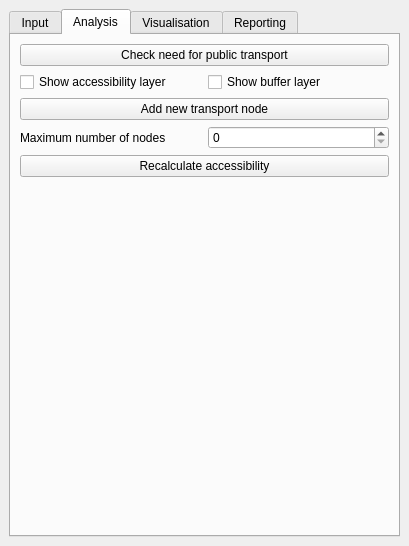
Before: the Qt Designer form SpatialDecision/spatial_decision_dockwidget_base.ui in Matthie456/Bon_DenDuijn, drawn with Qt 5.
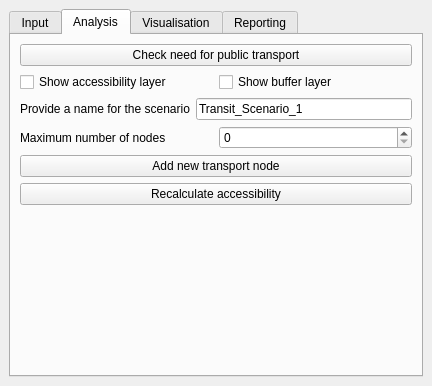
After: the same form once the commit is applied. The open tabs and pages were chosen to show the change.

Diff of the .ui file:
```diff
--- a/SpatialDecision/spatial_decision_dockwidget_base.ui
+++ b/SpatialDecision/spatial_decision_dockwidget_base.ui
@@ -6,16 +6,16 @@
    <rect>
     <x>0</x>
     <y>0</y>
-    <width>409</width>
-    <height>546</height>
+    <width>432</width>
+    <height>386</height>
    </rect>
   </property>
   <property name="windowTitle">
    <string>SDSS Template</string>
   </property>
   <widget class="QWidget" name="dockWidgetContents">
-   <layout class="QVBoxLayout" name="verticalLayout_5">
-    <item>
+   <layout class="QGridLayout" name="gridLayout">
+    <item row="0" column="0">
      <widget class="QTabWidget" name="sampleWidgets">
       <property name="currentIndex">
        <number>0</number>
@@ -132,8 +132,6 @@
        <attribute name="title">
         <string>Analysis</string>
        </attribute>
-       <layout class="QVBoxLayout" name="verticalLayout_4">
-        <item>
          <layout class="QVBoxLayout" name="verticalLayout_3">
           <item>
            <widget class="QPushButton" name="checkAccessibilityButton">
@@ -161,11 +159,22 @@
            </layout>
           </item>
           <item>
-           <widget class="QPushButton" name="addNodeButton">
+         <layout class="QHBoxLayout" name="horizontalLayout_3">
+          <item>
+           <widget class="QLabel" name="label">
             <property name="text">
-             <string>Add new transport node</string>
+             <string>Provide a name for the scenario</string>
             </property>
            </widget>
+          </item>
+          <item>
+           <widget class="QLineEdit" name="newLayerNameEdit">
+            <property name="text">
+             <string>Transit_Scenario_1</string>
+            </property>
+           </widget>
+          </item>
+         </layout>
           </item>
           <item>
            <layout class="QHBoxLayout" name="horizontalLayout_2">
@@ -197,14 +206,19 @@
             </item>
            </layout>
           </item>
+        <item>
+         <widget class="QPushButton" name="addNodeButton">
+          <property name="text">
+           <string>Add new transport node</string>
+          </property>
+         </widget>
+        </item>
           <item>
            <widget class="QPushButton" name="recalculateButton">
             <property name="text">
              <string>Recalculate accessibility</string>
             </property>
            </widget>
-          </item>
-         </layout>
         </item>
         <item>
          <spacer name="verticalSpacer_2">
```
Lines whose indentation alone changed are shown as unchanged.
